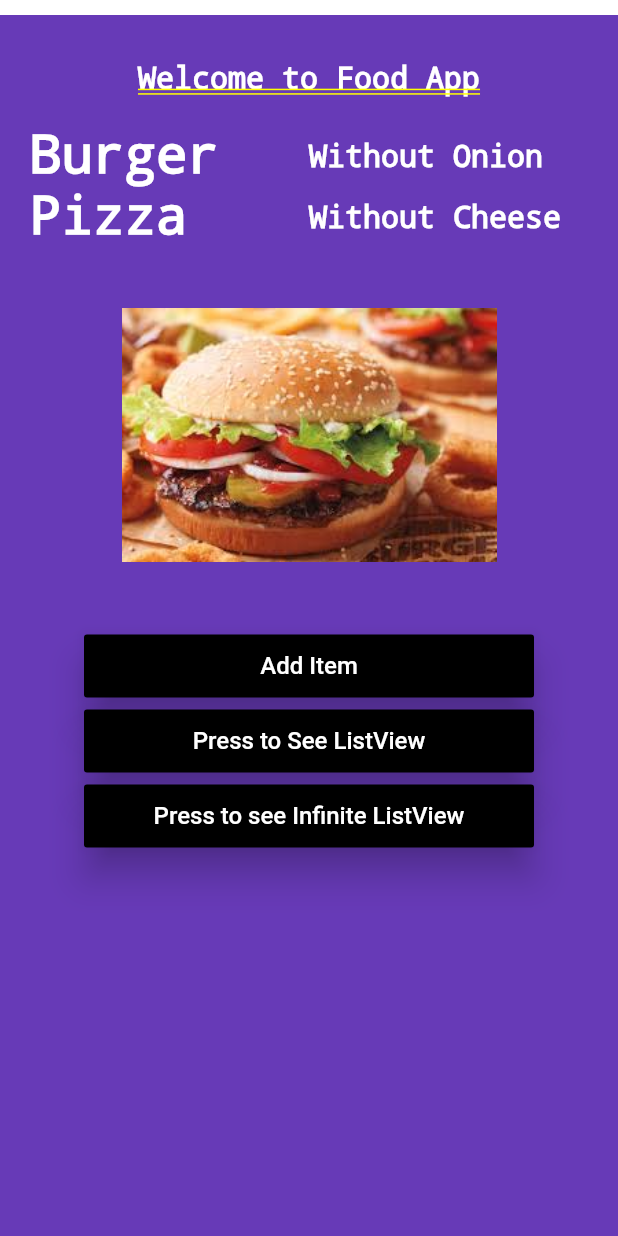
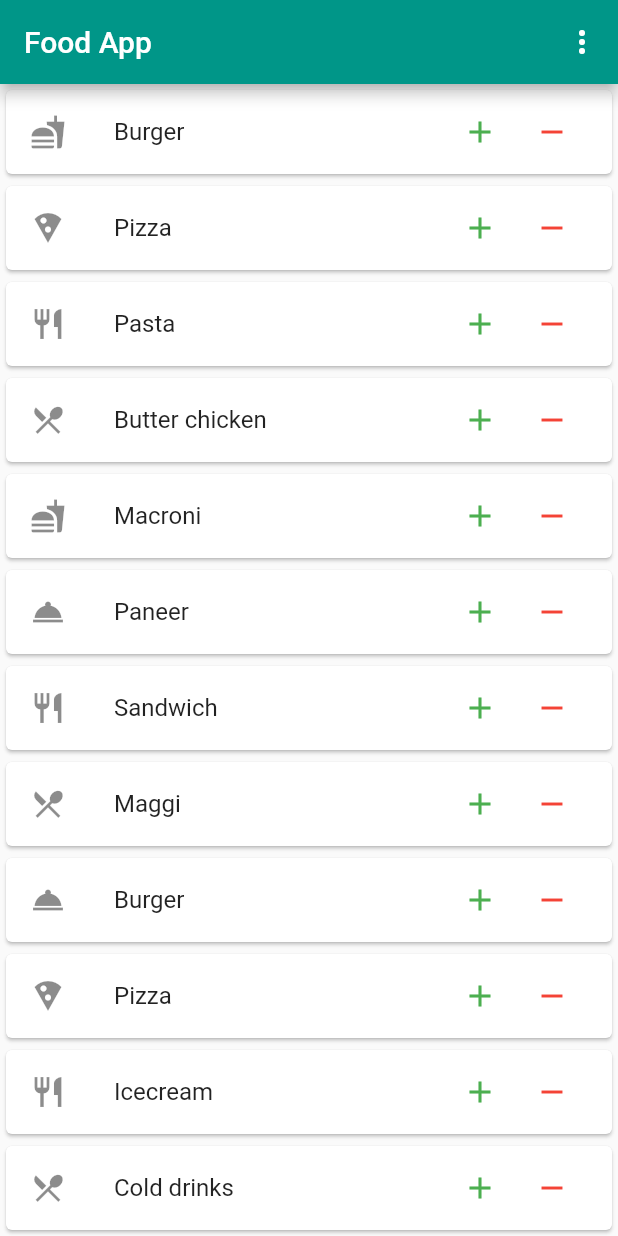
Before and after one commit to vikasmain/food_app_flutter, a Flutter app: the screen it shows after launch, on a phone screen of 412 x 824 dp. Run offline on Flutter 3.47's test engine with Material 2 defaults, Android fonts, the phone set to English and light mode, and no system bars; our stand-ins replace shared_preferences.

Commit message:
Refactor code, Add ListView to main screen of app

```diff
--- /dev/null
+++ b/lib/app_screens/Constants.dart
@@ -0,0 +1,9 @@
+import 'package:flutter/material.dart';
+
+class Constants {
+  static const String checkout = "Checkout";
+  static const String settings = "Settings";
+  static const List<String> choices = <String>["Checkout", "Settings"];
+  static List items = <String>[];
+  static BuildContext context;
+}
--- a/lib/app_screens/main_screen.dart
+++ b/lib/app_screens/main_screen.dart
@@ -1,177 +1,150 @@
 import 'package:flutter/material.dart';
-import 'list_view_screen.dart';
-import 'package:fluttertoast/fluttertoast.dart';
+import 'package:shared_preferences/shared_preferences.dart';
+
+import 'Constants.dart';
 
 class MainScreen extends StatelessWidget {
   @override
   Widget build(BuildContext context) {
-    return Center(
-        child: Container(
-            margin: EdgeInsets.only(top: 10.0),
-            padding: EdgeInsets.only(left: 20.0, right: 20.0, top: 30.0),
-            alignment: Alignment.center,
-            color: Colors.deepPurple,
-            child: Column(
-              children: <Widget>[
-                Center(
-                    child: Container(
-                  margin: EdgeInsets.only(bottom: 20.0),
-                  child: Text("Welcome to Food App",
-                      textDirection: TextDirection.ltr,
-                      style: TextStyle(
-                        fontSize: 20.0,
-                        color: Colors.white,
-                      )),
-                )),
-                Row(
-                  children: <Widget>[
-                    Expanded(
-                        child: Text(
-                      "Burger",
-                      textDirection: TextDirection.ltr,
-                      style: TextStyle(
-                          decoration: TextDecoration.none,
-                          fontSize: 35.0,
-                          color: Colors.white),
-                    )),
-                    Expanded(
-                        child: Text(
-                      "Without Onion",
-                      textDirection: TextDirection.ltr,
-                      style: TextStyle(
-                          decoration: TextDecoration.none,
-                          fontSize: 20.0,
-                          color: Colors.white),
-                    )),
+    Constants.context = context;
+    return MaterialApp(
+      debugShowCheckedModeBanner: false,
+      theme: ThemeData(
+        primarySwatch: Colors.teal,
+      ),
+      home: Scaffold(
+        appBar: AppBar(
+          title: Text('Food App'),
+          actions: <Widget>[
+            PopupMenuButton<String>(
+              onSelected: showMenuOptions,
+              itemBuilder: (BuildContext context) {
+                return Constants.choices.map((String choice) {
+                  return PopupMenuItem<String>(
+                    value: choice,
+                    child: Text(choice),
+                  );
+                }).toList();
+              },
+            )
           ],
         ),
-                Row(
-                  children: <Widget>[
-                    Expanded(
-                        child: Text(
-                      "Pizza",
-                      textDirection: TextDirection.ltr,
-                      style: TextStyle(
-                          decoration: TextDecoration.none,
-                          fontSize: 35.0,
-                          color: Colors.white),
-                    )),
-                    Expanded(
-                        child: Text(
-                      "Without Cheese",
-                      textDirection: TextDirection.ltr,
-                      style: TextStyle(
-                          decoration: TextDecoration.none,
-                          fontSize: 20.0,
-                          color: Colors.white),
-                    )),
-                  ],
+        body: ListViewLayout(),
       ),
-                ImageAsset(),
-                AddButton("Add Item"),
-                AddButton("Press to See ListView"),
-                AddButton("Press to see Infinite ListView")
-              ],
-            )));
-  }
-}
-
-class ImageAsset extends StatelessWidget {
-  @override
-  Widget build(BuildContext context) {
-    AssetImage assetImage = AssetImage('images/download.jpeg');
-    Image image = Image(
-      image: assetImage,
-      width: 250.0,
-      height: 250.0,
-    );
-    return Container(
-      child: image,
     );
   }
 }
 
-void Dialog(BuildContext context) {
-  var alertDialog = AlertDialog(
-    title: Text("Item Added Successfully"),
-    content: Text("Enjoy your food"),
-  );
-  showDialog(
-      context: context,
-      builder: (BuildContext context) {
-        return alertDialog;
-      });
-}
-
-class AddButton extends StatelessWidget {
-  String buttonText;
-
-  AddButton(String text) {
-    buttonText = text;
-  }
-
-  @override
-  Widget build(BuildContext context) {
-    return Container(
-      width: 300.0,
-      height: 42.0,
-      margin: EdgeInsets.only(top: 8.0),
-      child: RaisedButton(
-          color: Colors.black,
-          elevation: 10.0,
-          child: Text(buttonText,
-              style: TextStyle(color: Colors.white, fontSize: 16.0)),
-          onPressed: () {
-            if (buttonText == "Show Dialog Item") {
-              Dialog(context);
-            } else if (buttonText == "Press to See ListView") {
+void showMenuOptions(String choice) {
+  if (choice == Constants.settings) {
+    print('Settings');
+  } else if (choice == Constants.checkout) {
+    print(choice);
     Navigator.push(
-                context,
-                MaterialPageRoute(builder: (context) => ListScreen()),
-              );
-            } else if (buttonText == "Press to See Infinite ListView") {
-              Navigator.push(
-                context,
-                MaterialPageRoute(builder: (context) => InfiniteListView()),
-              );
-            } else {
-              Fluttertoast.showToast(
-                  msg: "This is Center Short Toast",
-                  toastLength: Toast.LENGTH_SHORT,
-                  gravity: ToastGravity.CENTER,
-                  timeInSecForIos: 1,
-                  backgroundColor: Colors.red,
-                  textColor: Colors.white,
-                  fontSize: 16.0
-              );
-            }
-          }),
+      Constants.context,
+      MaterialPageRoute(builder: (context) => CheckoutPage()),
     );
   }
 }
 
-List<String> getListElements() {
-  var items = List<String>.generate(50, (counter) => "Food Item:- $counter");
-  return items;
+class ListViewLayout extends StatelessWidget {
+  @override
+  Widget build(BuildContext context) {
+    return listView(context);
+  }
 }
 
-class InfiniteListView extends StatelessWidget {
+class CheckoutPage extends StatelessWidget {
   @override
   Widget build(BuildContext context) {
-    var listItems = getListElements();
-    return Center(
-        child: Scaffold(
+    return Scaffold(
       appBar: AppBar(
-              title: Text("InfiniteListView"),
+        title: Text("Checkout Page"),
       ),
-            body: ListView.builder(itemBuilder: (context, index) {
-              ListTile(
-                leading: Icon(Icons.fastfood),
-                title: Text(listItems[index]),
-                onTap: () {
-                  debugPrint('${listItems[index]} was tapped');
+      body: Center(
+        child: (getTextWidgets(Constants.items)),
+      ),
+    );
+  }
+}
+
+Widget getTextWidgets(List<String> strings) {
+  List<Widget> list = new List<Widget>();
+  for (var i = 0; i < strings.length; i++) {
+    list.add(new Text(strings[i]));
+  }
+  return new Row(children: list);
+}
+
+Widget listView(BuildContext context) {
+  final foodList = [
+    'Burger',
+    'Pizza',
+    'Pasta',
+    'Butter chicken',
+    'Macroni',
+    'Paneer',
+    'Sandwich',
+    'Maggi',
+    'Burger',
+    'Pizza',
+    'Icecream',
+    'Cold drinks',
+    'Sweet',
+    'Beverages',
+    'Pasta'
+  ];
+  final foodIcons = [
+    Icons.fastfood,
+    Icons.local_pizza,
+    Icons.restaurant,
+    Icons.restaurant_menu,
+    Icons.fastfood,
+    Icons.room_service,
+    Icons.restaurant,
+    Icons.restaurant_menu,
+    Icons.room_service,
+    Icons.local_pizza,
+    Icons.restaurant,
+    Icons.restaurant_menu,
+    Icons.fastfood,
+    Icons.local_pizza,
+    Icons.room_service,
+  ];
+
+  return ListView.builder(
+    itemCount: foodList.length,
+    itemBuilder: (context, index) {
+      return Card(
+          child: ListTile(
+              leading: Icon(foodIcons[index]),
+              title: Text(foodList[index]),
+              trailing: Row(mainAxisSize: MainAxisSize.min, children: <Widget>[
+                IconButton(
+                    icon: new Icon(Icons.add),
+                    color: Colors.green,
+                    onPressed: () {
+                      addString(foodList[index], Constants.items);
+                    }),
+                IconButton(
+                    icon: new Icon(Icons.remove),
+                    color: Colors.red,
+                    onPressed: () {
+                      getString(foodList[index], Constants.items);
+                    }),
+              ])));
     },
   );
-            })));
 }
+
+addString(String item, List<String> items) async {
+  SharedPreferences prefs = await SharedPreferences.getInstance();
+  items.add(item);
+  prefs.setStringList('item', items);
 }
+
+getString(String item, List<String> items) async {
+  SharedPreferences prefs = await SharedPreferences.getInstance();
+  items.remove(item);
+  prefs.setStringList('item', items);
+}
--- a/pubspec.yaml
+++ b/pubspec.yaml
@@ -24,6 +24,8 @@ dependencies:
   # Use with the CupertinoIcons class for iOS style icons.
   cupertino_icons: ^0.1.2
   fluttertoast: ^3.1.3
+  shared_preferences: "^0.4.2"
+
 
 dev_dependencies:
   flutter_test:
```
Also changed, not shown: lib/app_screens/list_view_screen.dart (deleted, +0 -54 lines), pubspec.lock. Lines whose indentation alone changed are shown as unchanged.
